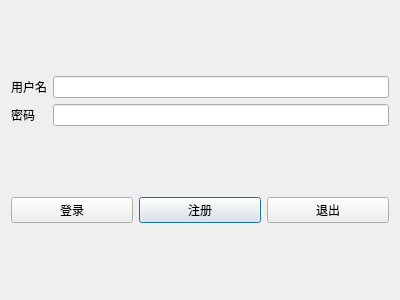
Old version of the form logindialog.ui in the repository kzoacn/DS2017.
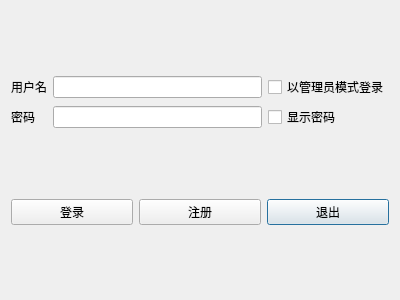
New version of the form.

The edit to the form file:
```diff
--- a/logindialog.ui
+++ b/logindialog.ui
@@ -33,42 +33,56 @@
     </layout>
    </item>
    <item row="0" column="1">
-    <layout class="QVBoxLayout" name="verticalLayout">
-     <item>
-      <widget class="QLineEdit" name="usr"/>
+    <layout class="QGridLayout" name="gridLayout">
+     <item row="2" column="1">
+      <widget class="QCheckBox" name="checkBox">
+       <property name="text">
+        <string>显示密码</string>
+       </property>
+      </widget>
      </item>
-     <item>
+     <item row="2" column="0">
       <widget class="QLineEdit" name="pwd">
        <property name="echoMode">
         <enum>QLineEdit::Password</enum>
        </property>
       </widget>
      </item>
+     <item row="0" column="0">
+      <widget class="QLineEdit" name="usr"/>
+     </item>
+     <item row="0" column="1">
+      <widget class="QCheckBox" name="checkBox_2">
+       <property name="text">
+        <string>以管理员模式登录</string>
+       </property>
+      </widget>
+     </item>
     </layout>
    </item>
-   <item row="1" column="0" colspan="2">
+   <item row="3" column="0" colspan="2">
     <layout class="QGridLayout" name="gridLayout_2">
-     <item row="0" column="1">
+     <item row="1" column="2">
+      <widget class="QPushButton" name="exit">
+       <property name="text">
+        <string>退出</string>
+       </property>
+      </widget>
+     </item>
+     <item row="1" column="1">
       <widget class="QPushButton" name="reg">
        <property name="text">
         <string>注册</string>
        </property>
       </widget>
      </item>
-     <item row="0" column="0">
+     <item row="1" column="0">
       <widget class="QPushButton" name="login">
        <property name="text">
         <string>登录</string>
        </property>
       </widget>
      </item>
-     <item row="0" column="2">
-      <widget class="QPushButton" name="exit">
-       <property name="text">
-        <string>退出</string>
-       </property>
-      </widget>
-     </item>
     </layout>
    </item>
   </layout>
```
